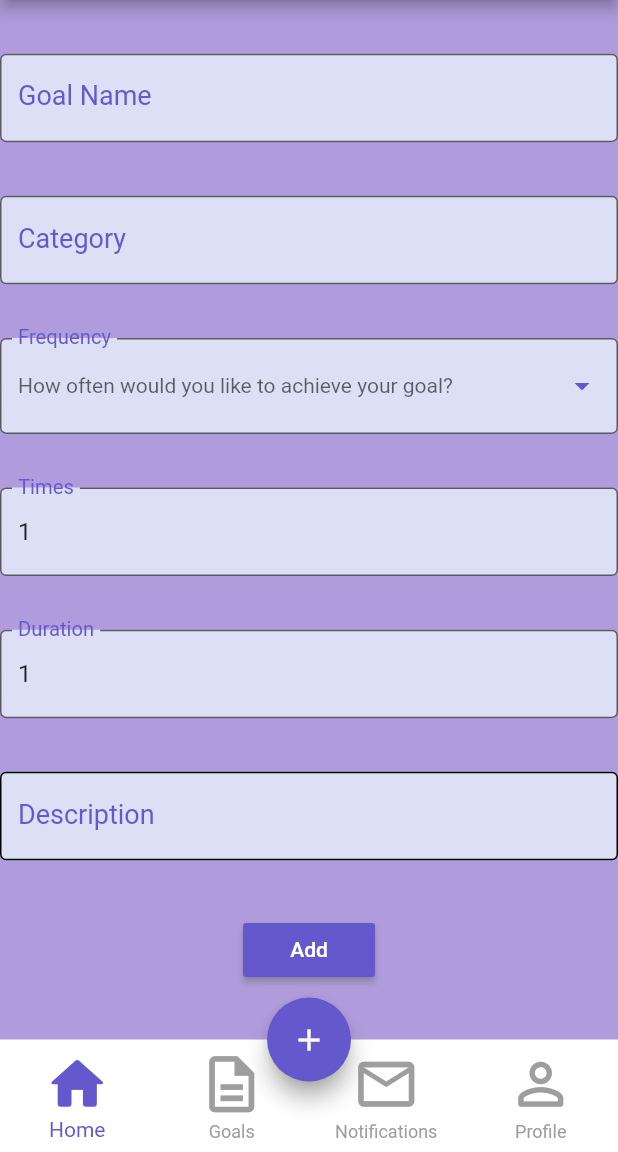
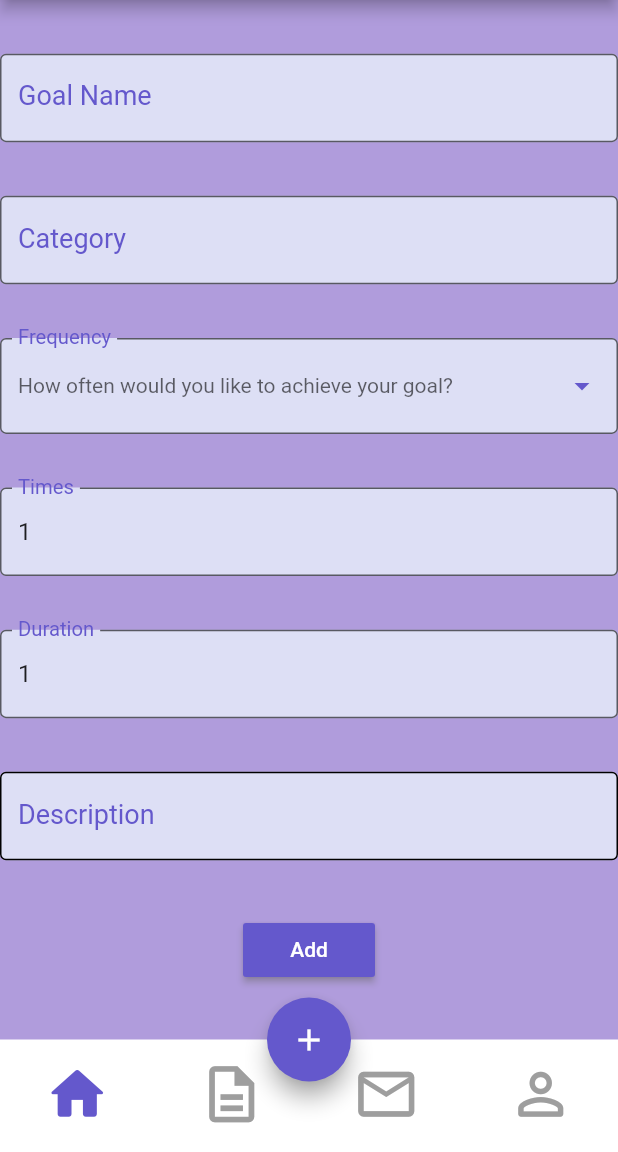
Before and after one commit to Habit-Tracker-192/Habit-Tracker, a Flutter app: the screen it shows after launch, on a phone screen of 412 x 824 dp, the part 84-1236 px from its top. Run offline on Flutter 3.47's test engine with Material 2 defaults, Android fonts, the phone set to English and light mode, and no system bars.

```diff
--- a/first_app/lib/main.dart
+++ b/first_app/lib/main.dart
@@ -1,5 +1,9 @@
 // import 'dart:html';
 // import 'package:flutter/services.dart';
+import 'package:first_app/notifications.dart';
+import 'package:first_app/home.dart';
+import 'package:first_app/goals_medyofinal.dart';
+import 'package:first_app/profile.dart';
 import 'package:flutter/material.dart';
 import 'dart:developer';
 void main() {
@@ -21,15 +25,19 @@ Map<int, Color> purple =
 };
 
 
-
-
-
 class MyApp extends StatefulWidget {
   @override
   _MyAppState createState() => _MyAppState();
 }
 
 class _MyAppState extends State<MyApp> {
+  int currentIndex = 0;
+  final screens = [
+    HomePage(),
+    Goal(),
+    NotificationPage(),
+    ProfilePage(),
+  ];
 
   final frequencies = [
       'Daily',
@@ -281,7 +289,10 @@ class _MyAppState extends State<MyApp> {
             backgroundColor: Colors.white,
             selectedItemColor: const Color.fromRGBO(100, 88, 204, 1),
             unselectedItemColor: Colors.grey,
-            showUnselectedLabels: true,
+            showSelectedLabels: false,
+            showUnselectedLabels: false,
+            currentIndex: currentIndex,
+            onTap: (index) => setState(() => currentIndex = index),
             items: const <BottomNavigationBarItem>[
               BottomNavigationBarItem(
                 icon: Icon(Icons.home_rounded,size: 45),
```
